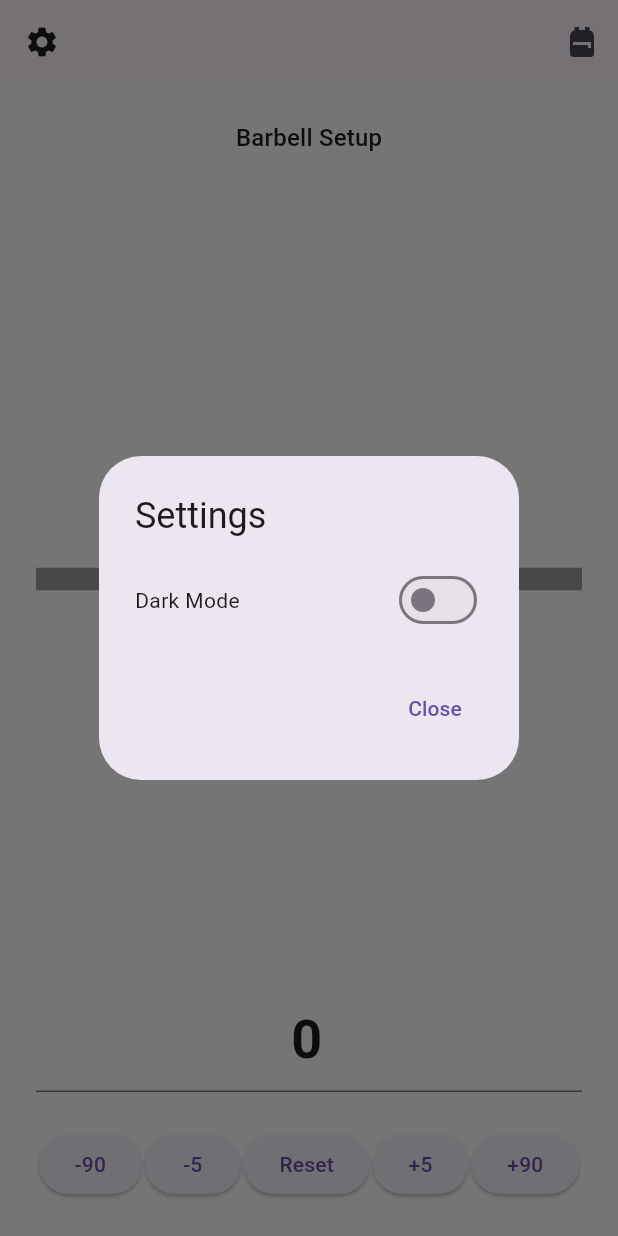
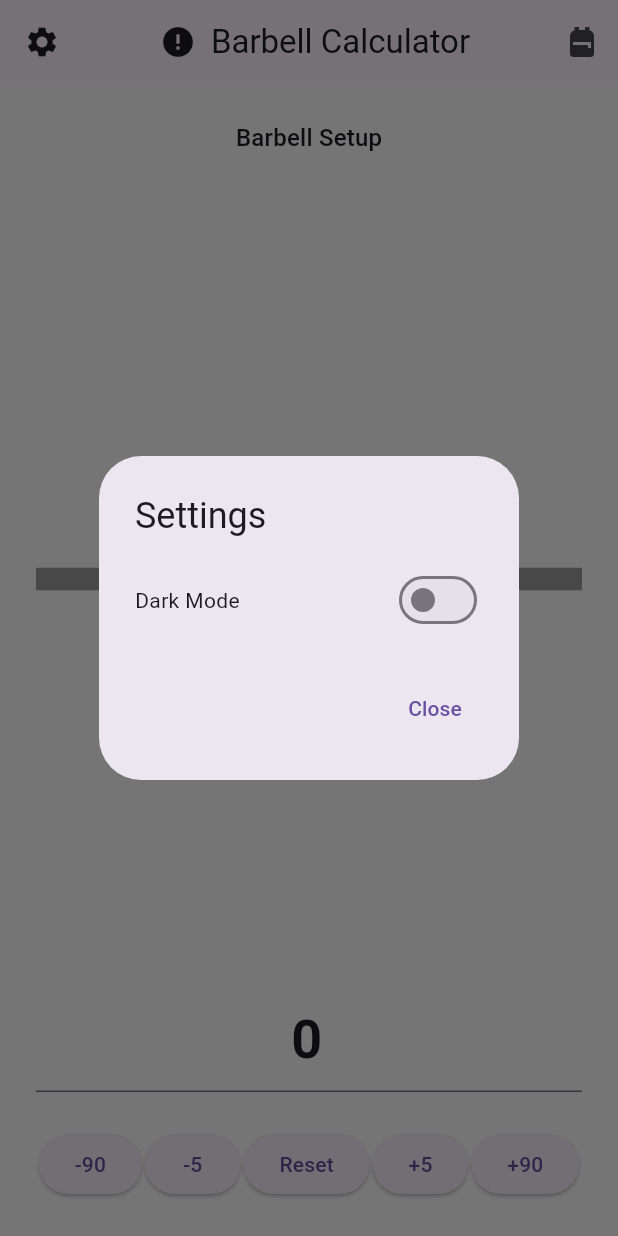
Before and after one commit to Baggins5066/barbellCalculator, a Flutter app: the screen it shows after launch, after a tap on the "settings" icon, on a phone screen of 412 x 824 dp. Run offline on Flutter 3.47's test engine with Material 3 defaults, Android fonts, the phone set to English and light mode, and no system bars.

Commit message:
Added logo

```diff
--- a/barbell_calculator/lib/main.dart
+++ b/barbell_calculator/lib/main.dart
@@ -122,7 +122,19 @@
   Widget build(BuildContext context) {
     return Scaffold(
       appBar: AppBar(
-        title: null, // Removed the "Barbell Calculator" text
+        title: Row(
+          mainAxisAlignment: MainAxisAlignment.center,
+          children: [
+            Image.asset(
+              'assets/logo.png', // Path to your logo image
+              height: 40, // Adjust the height as needed
+              errorBuilder: (context, error, stackTrace) => const Icon(Icons.error), // Fallback in case of missing image
+            ),
+            const SizedBox(width: 10),
+            const Text('Barbell Calculator'), // Optional text next to the logo
+          ],
+        ),
+        centerTitle: true, // Centers the title in the AppBar
         leading: IconButton(
           icon: const Icon(Icons.settings),
           onPressed: () {
--- a/barbell_calculator/pubspec.yaml
+++ b/barbell_calculator/pubspec.yaml
@@ -58,9 +58,8 @@ flutter:
   uses-material-design: true
 
   # To add assets to your application, add an assets section, like this:
-  # assets:
-  #   - images/a_dot_burr.jpeg
-  #   - images/a_dot_ham.jpeg
+  assets:
+    - assets/logo.png
 
   # An image asset can refer to one or more resolution-specific "variants", see
   # https://flutter.dev/to/resolution-aware-images
```
Also changed, not shown: assets/logo.png (added).
